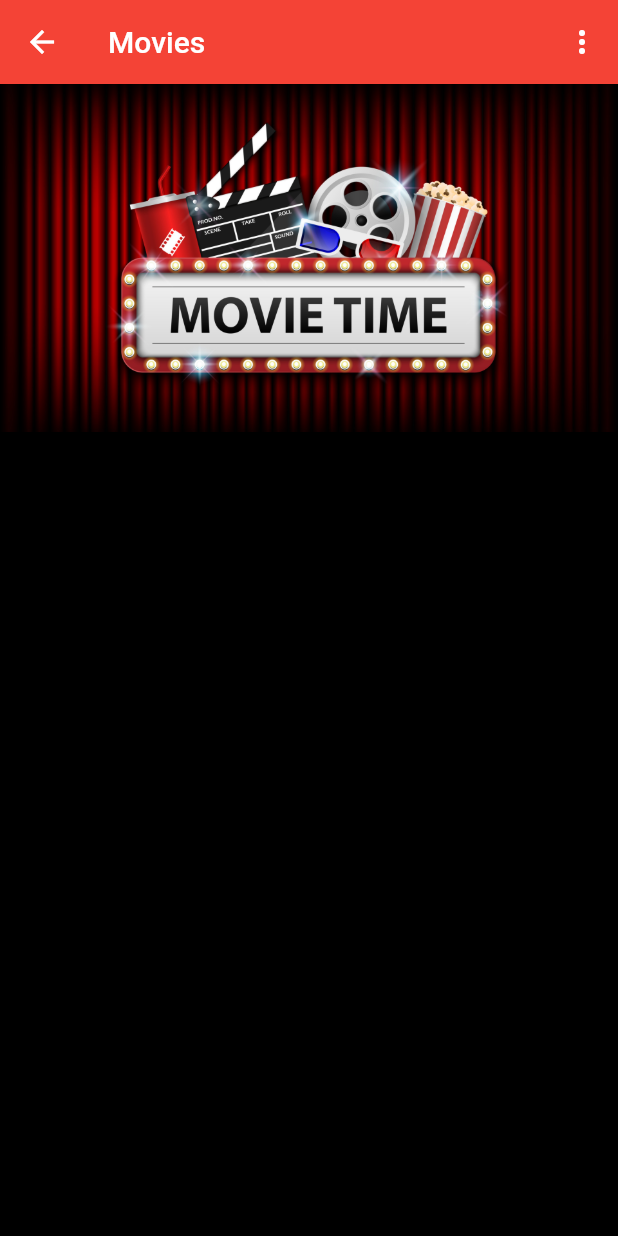
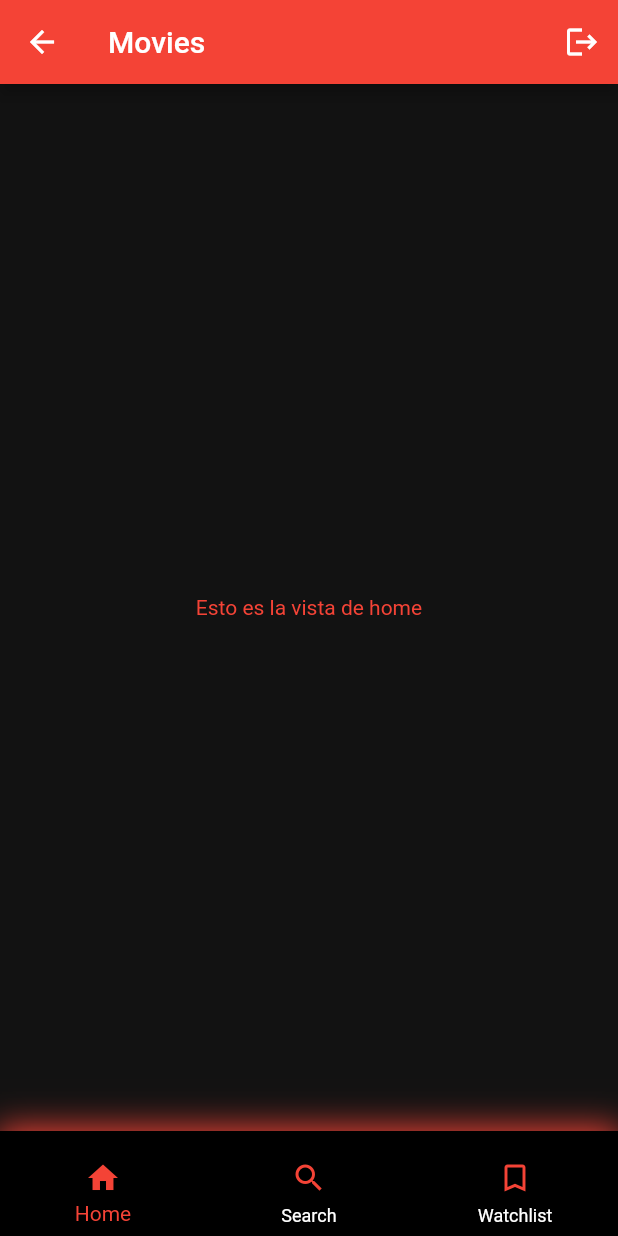
Before and after one commit to antialop/MoviesApp-Flutter, a Flutter app: the MoviesView screen opened by its route, on a phone screen of 412 x 824 dp. Run offline on Flutter 3.47's test engine with Material 2 defaults, Android fonts, the phone set to English and light mode, and no system bars; our stand-ins replace bloc, equatable, firebase_auth, firebase_core, flutter_bloc, google_sign_in; accounts and stored records are empty.

Commit message:
navigation bar and views

```diff
--- /dev/null
+++ b/lib/views/home_view.dart
@@ -0,0 +1,22 @@
+import 'package:flutter/material.dart';
+
+class HomeView extends StatefulWidget {
+  const HomeView({super.key});
+
+  @override
+  State<HomeView> createState() => _HomeViewState();
+}
+
+class _HomeViewState extends State<HomeView> {
+  @override
+  Widget build(BuildContext context) {
+    return const Center(
+      child: Text(
+        'Esto es la vista de home',
+        style: TextStyle(
+          color: Colors.red,
+        ),
+      ),
+    );
+  }
+}
--- a/lib/views/movies_view.dart
+++ b/lib/views/movies_view.dart
@@ -1,9 +1,11 @@
 import 'package:flutter/material.dart';
 import 'package:flutter_bloc/flutter_bloc.dart';
-import 'package:movies/enums/menu_action.dart';
 import 'package:movies/service/auth/bloc/auth_bloc.dart';
 import 'package:movies/service/auth/bloc/auth_events.dart';
 import 'package:movies/utilities/dialogs/logout_dialog.dart';
+import 'package:movies/views/home_view.dart';
+import 'package:movies/views/search_view.dart';
+import 'package:movies/views/watchlist_view.dart';
 
 class MoviesView extends StatefulWidget {
   const MoviesView({super.key});
@@ -13,18 +15,23 @@ class MoviesView extends StatefulWidget {
 }
 
 class _MoviesViewState extends State<MoviesView> {
+  int currentPageIndex = 0;
+  final List<Widget> pages = [
+    const HomeView(),
+    const SearchView(),
+    const WatchlistView()
+
+  ];
   @override
   Widget build(BuildContext context) {
     return Scaffold(
-      backgroundColor: Colors.black,
+      backgroundColor: Color.fromARGB(255, 18, 18, 18),
       appBar: AppBar(
         backgroundColor: Colors.red,
         title: const Text('Movies'),
         actions: [
-          PopupMenuButton<MenuAction>(
-            onSelected: (value) async {
-              switch (value) {
-                case MenuAction.logout:
+          IconButton(
+            onPressed: () async {
               final shouldLogout = await showLogOutDialog(context);
               if (shouldLogout) {
                 // ignore: use_build_context_synchronously
@@ -32,33 +39,63 @@ class _MoviesViewState extends State<MoviesView> {
                       const AuthEventLogOut(),
                     );
               }
-              }
             },
-            itemBuilder: (context) {
-              return const [
-                PopupMenuItem<MenuAction>(
-                  value: MenuAction.logout,
-                  child: Text('Log out'),
-                )
-              ];
-            },
-          )
+            icon: const Icon(Icons.logout),
+          ),
         ],
       ),
-      body: Column(
-        children: [
-          Image.asset(
-            'assets/vecteezy_cinema-background-concept-movie-theater-object-on-red_5502524.jpg',
-            width: double.infinity, // Ancho de la imagen
-            fit: BoxFit.cover, // Alto de la imagen
+      bottomNavigationBar: Container(
+        decoration: const BoxDecoration(
+          color: Colors.black,
+          boxShadow: [
+            BoxShadow(
+              color: Colors.red,
+              blurRadius: 18.0,
+              spreadRadius: 2.0,
             ),
-          Expanded(
-            child: Container(
-
-                // Resto de tu contenido de la pantalla Movies aquí...
+          ],
+        ),
+        child: Padding(
+          padding: const EdgeInsets.only(top: 8.0),
+          child: BottomNavigationBar(
+            backgroundColor: Colors.transparent,
+            currentIndex: currentPageIndex,
+            onTap: (int index) {
+              setState(() {
+                currentPageIndex = index;
+              });
+            },
+            items: const <BottomNavigationBarItem>[
+              BottomNavigationBarItem(
+                icon: Padding(
+                  padding: EdgeInsets.all(4.0),
+                  child: Icon(Icons.home, color: Colors.red),
+                ),
+                label: 'Home',
+              ),
+              BottomNavigationBarItem(
+                icon: Padding(
+                  padding: EdgeInsets.all(4.0),
+                  child: Icon(Icons.search, color: Colors.red),
+                ),
+                label: 'Search',
+              ),
+              BottomNavigationBarItem(
+                icon: Padding(
+                  padding: EdgeInsets.all(4.0),
+                  child: Icon(Icons.bookmark_border, color: Colors.red),
+                ),
+                label: 'Watchlist',
+              ),
+            ],
+            selectedItemColor: Colors.red,
+            unselectedItemColor: Colors.white,
           ),
         ),
-        ],
+      ),
+      body: IndexedStack(
+        index: currentPageIndex,
+        children: pages,
       ),
     );
   }
```
Also changed, not shown: lib/views/search_view.dart (added, +22 -0 lines), lib/views/watchlist_view.dart (added, +23 -0 lines). Lines whose indentation alone changed are shown as unchanged.
